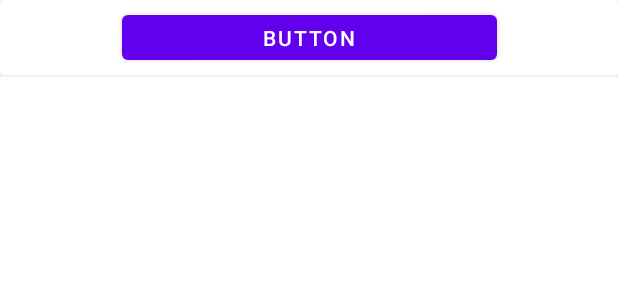
After one commit to HuntingSHEEP/Komunikator, an Android app: the layout item_view_maybe.xml on its own in the app's theme, with its tools: preview values and no code run, on a phone screen of 412 x 824 dp. The commit adds this screen. Shown: the top 300 px of the screen. Run offline under Robolectric (Android 15) with nearby library versions, the phone set to English and light mode, and no system bars.

Commit message:
wyświetalnie listy bez nazw

```diff
--- a/ANDROID/app/src/main/java/com/example/sheeptalk/logic/klient/Klient.java
+++ b/ANDROID/app/src/main/java/com/example/sheeptalk/logic/klient/Klient.java
@@ -10,8 +10,8 @@ public class Klient {
     private Polaczenie polaczenie;
     private Tools tools;
 
-    public static final String HOST = "192.168.56.1";
-    //public static final String HOST = "192.168.0.102";
+    //public static final String HOST = "192.168.56.1";
+    public static final String HOST = "192.168.0.102";
     public static final int PORT=50007;
     public String wiadomosc = "\n XD";
 
--- /dev/null
+++ b/ANDROID/app/src/main/res/layout/item_view_maybe.xml
@@ -0,0 +1,25 @@
+<?xml version="1.0" encoding="utf-8"?>
+<androidx.cardview.widget.CardView
+    xmlns:android="http://schemas.android.com/apk/res/android"
+    xmlns:app="http://schemas.android.com/apk/res-auto"
+    xmlns:tools="http://schemas.android.com/tools"
+    android:layout_width="match_parent" android:layout_height="50dp">
+
+    <androidx.constraintlayout.widget.ConstraintLayout
+        android:layout_width="match_parent"
+        android:layout_height="match_parent">
+
+        <Button
+            android:id="@+id/conversationButton"
+            android:layout_width="250dp"
+            android:layout_height="42dp"
+            android:text="Button"
+            app:layout_constraintBottom_toBottomOf="parent"
+            app:layout_constraintEnd_toEndOf="parent"
+            app:layout_constraintStart_toStartOf="parent"
+            app:layout_constraintTop_toTopOf="parent" />
+
+
+    </androidx.constraintlayout.widget.ConstraintLayout>
+
+</androidx.cardview.widget.CardView>
```
Also changed, not shown: ANDROID/app/src/main/java/com/example/sheeptalk/CustomAdapterRozmowy.java (+14 -4 lines), ANDROID/app/src/main/java/com/example/sheeptalk/MainActivity.java (+5 -3 lines), ANDROID/app/src/main/java/com/example/sheeptalk/Rozmowy.java (+8 -1 lines), ANDROID/app/src/main/java/com/example/sheeptalk/logic/klient/AsyncSendMessage.java (added, +25 -0 lines), ANDROID/app/src/main/java/com/example/sheeptalk/logic/klient/Nadawaj.java (+8 -2 lines), ANDROID/app/src/main/java/com/example/sheeptalk/logic/klient/Tools.java (+2 -8 lines), ANDROID/app/src/main/res/layout/activity_main_menu.xml (+6 -5 lines), ANDROID/app/src/main/res/layout/item_view_conversations.xml (deleted, +0 -28 lines), 6 other files.
